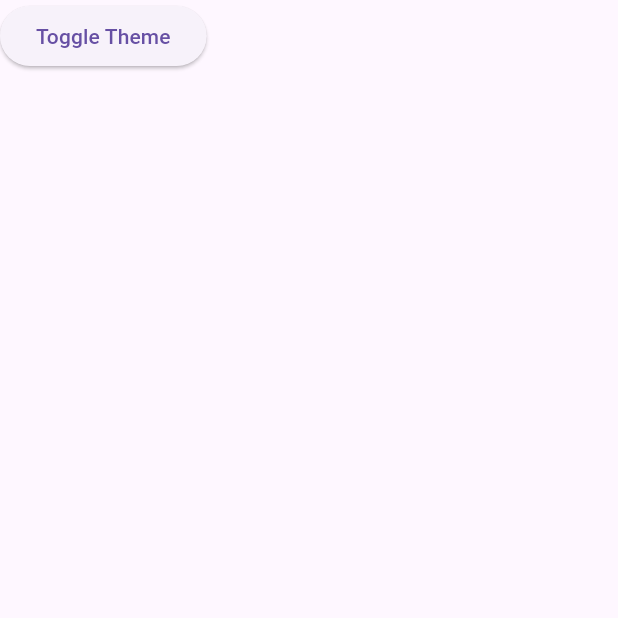
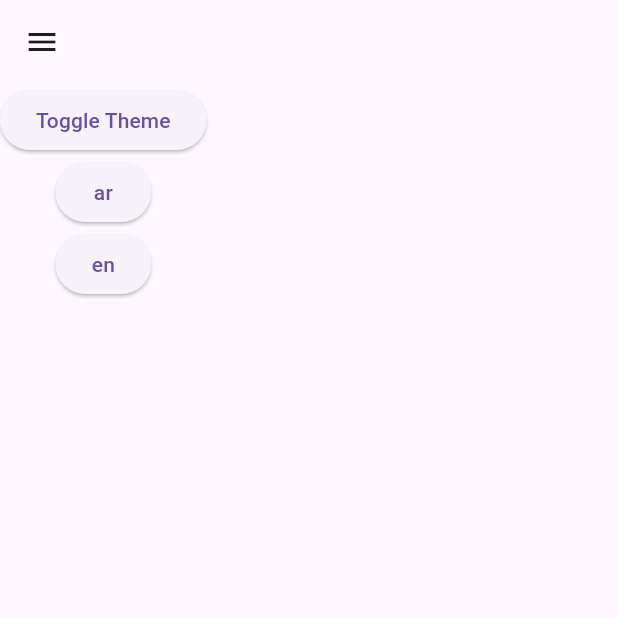
Before and after one commit to Emad-Pro/Match_Live, a Flutter app: the screen it shows after launch, on a phone screen of 412 x 824 dp, the top half of it. Run offline on Flutter 3.47's test engine with Material 3 defaults, Android fonts, the light colour scheme and no system bars; our stand-ins replace bloc, flutter_bloc, freezed_annotation, get_it, shared_preferences.

Commit message:
Add App localization Arabic And English

```diff
--- /dev/null
+++ b/assets/lang/ar.json
@@ -0,0 +1,4 @@
+{
+    "ar": "عربي",
+    "en": "انجلش"
+}
--- /dev/null
+++ b/assets/lang/en.json
@@ -0,0 +1,4 @@
+{
+    "ar": "ar",
+    "en": "en"
+}
--- a/lib/core/get_it/service_locator.dart
+++ b/lib/core/get_it/service_locator.dart
@@ -1,10 +1,14 @@
 import 'package:get_it/get_it.dart';
 import 'package:live_match/core/theme/cubit/theme_cubit.dart';
+
+import '../localizations/cubit/localizations_cubit.dart';
 
 final getIt = GetIt.instance;
 
 class ServiceLocator {
   void init() {
     getIt.registerLazySingleton(() => ThemeCubit());
+
+    getIt.registerLazySingleton(() => LocalizationsCubit());
   }
 }
--- /dev/null
+++ b/lib/core/localizations/cubit/localizations_cubit.dart
@@ -0,0 +1,17 @@
+import 'package:bloc/bloc.dart';
+import 'package:flutter/material.dart';
+import 'package:freezed_annotation/freezed_annotation.dart';
+
+import '../localizations_service.dart';
+
+part 'localizations_state.dart';
+part 'localizations_cubit.freezed.dart';
+
+class LocalizationsCubit extends Cubit<LocalizationsState> {
+  LocalizationsCubit() : super(LocalizationsState.initial()) {}
+
+  Future<void> changeLocale(Locale locale) async {
+    emit(state.copyWith(locale: locale));
+    await LocalizationsService.setLocaleCode(locale.languageCode);
+  }
+}
--- /dev/null
+++ b/lib/core/localizations/cubit/localizations_state.dart
@@ -0,0 +1,12 @@
+part of 'localizations_cubit.dart';
+
+@freezed
+class LocalizationsState with _$LocalizationsState {
+  const factory LocalizationsState({
+    required Locale locale,
+  }) = _LocalizationsState;
+
+  factory LocalizationsState.initial() => LocalizationsState(
+        locale: LocalizationsService.locale,
+      );
+}
--- /dev/null
+++ b/lib/core/localizations/localizations_service.dart
@@ -0,0 +1,68 @@
+import 'dart:convert';
+
+import 'package:flutter/material.dart';
+import 'package:flutter/services.dart';
+import 'package:live_match/core/shared_pref/shared_pref.dart';
+import 'package:shared_preferences/shared_preferences.dart';
+
+class LocalizationsService {
+  static Locale locale = Locale("en");
+  late Map<String, String> _localizedStrings;
+
+  LocalizationsService();
+
+  static LocalizationsService of(BuildContext context) {
+    return Localizations.of<LocalizationsService>(
+        context, LocalizationsService)!;
+  }
+
+  static const LocalizationsDelegate<LocalizationsService> delegate =
+      _LocalizationsServiceDelegate();
+
+  Future<void> loadJsonLanguage() async {
+    final jsonString = await rootBundle.loadString(
+        'assets/lang/${LocalizationsService.locale.languageCode}.json');
+    final Map<String, dynamic> jsonMap = json.decode(jsonString);
+    _localizedStrings =
+        jsonMap.map((key, value) => MapEntry(key, value.toString()));
+  }
+
+  String translate(String key) => _localizedStrings[key] ?? '';
+
+  static Future<void> setLocaleCode(String localeCode) async {
+    final prefs = await SharedPreferences.getInstance();
+    LocalizationsService.locale = Locale(localeCode);
+    await prefs.setString('locale', localeCode);
+  }
+
+  static Future getLocaleCode() async {
+    final localeValue = await CacheHelper.getData(key: 'locale');
+    locale = Locale(localeValue ?? 'en');
+  }
+}
+
+class _LocalizationsServiceDelegate
+    extends LocalizationsDelegate<LocalizationsService> {
+  const _LocalizationsServiceDelegate();
+
+  @override
+  bool isSupported(Locale locale) => ['en', 'ar'].contains(locale.languageCode);
+
+  @override
+  Future<LocalizationsService> load(Locale locale) async {
+    LocalizationsService.locale = locale; // ضبط اللغة الثابتة هنا
+    final localizations = LocalizationsService();
+    await localizations.loadJsonLanguage();
+    return localizations;
+  }
+
+  @override
+  bool shouldReload(
+          covariant LocalizationsDelegate<LocalizationsService> old) =>
+      false;
+}
+
+extension TranslateX on String {
+  String tr(BuildContext context) =>
+      LocalizationsService.of(context).translate(this);
+}
--- a/lib/main.dart
+++ b/lib/main.dart
@@ -1,11 +1,14 @@
 import 'package:flutter/material.dart';
 import 'package:flutter_bloc/flutter_bloc.dart';
+import 'package:flutter_localizations/flutter_localizations.dart';
 import 'package:live_match/core/bloc/bloc_observer.dart';
 import 'package:live_match/core/get_it/service_locator.dart';
+import 'package:live_match/core/localizations/localizations_service.dart';
 import 'package:live_match/core/shared_pref/shared_pref.dart';
 import 'package:live_match/core/theme/service/theme_service.dart';
 import 'package:live_match/src/main/view/main_screen.dart';
 
+import 'core/localizations/cubit/localizations_cubit.dart';
 import 'core/theme/cubit/theme_cubit.dart';
 
 void main() async {
@@ -13,6 +16,7 @@
   ServiceLocator().init();
   await CacheHelper.init();
   ThemeService.loadTheme();
+  LocalizationsService.getLocaleCode();
   Bloc.observer = MyBlocObserver();
   runApp(const MyApp());
 }
@@ -21,11 +25,25 @@
   const MyApp({super.key});
   @override
   Widget build(BuildContext context) {
+    return BlocBuilder<LocalizationsCubit, LocalizationsState>(
+      bloc: getIt<LocalizationsCubit>(),
+      builder: (context, state) {
         return BlocBuilder<ThemeCubit, ThemeState>(
           bloc: getIt<ThemeCubit>(),
-      builder: (context, state) {
+          builder: (__, _) {
             return MaterialApp(
               title: 'Live Match',
+              locale: LocalizationsService.locale,
+              supportedLocales: const [
+                Locale('en'),
+                Locale('ar'),
+              ],
+              localizationsDelegates: const [
+                LocalizationsService.delegate,
+                GlobalMaterialLocalizations.delegate,
+                GlobalWidgetsLocalizations.delegate,
+                GlobalCupertinoLocalizations.delegate,
+              ],
               theme: ThemeService().lightTheme,
               darkTheme: ThemeService().darkTheme,
               themeMode: ThemeService().themeApp(),
@@ -33,5 +51,7 @@
             );
           },
         );
+      },
+    );
   }
 }
--- a/lib/src/main/view/main_screen.dart
+++ b/lib/src/main/view/main_screen.dart
@@ -1,4 +1,6 @@
 import 'package:flutter/material.dart';
+import 'package:live_match/core/localizations/cubit/localizations_cubit.dart';
+import 'package:live_match/core/localizations/localizations_service.dart';
 
 import '../../../core/get_it/service_locator.dart';
 import '../../../core/theme/cubit/theme_cubit.dart';
@@ -11,9 +13,25 @@ class MainScreen extends StatelessWidget {
   @override
   Widget build(BuildContext context) {
     return Scaffold(
-      body: ElevatedButton(
-        onPressed: () => getIt<ThemeCubit>().toggleTheme(),
-        child: const Text("Toggle Theme"),
+      appBar: AppBar(),
+      drawer: Drawer(),
+      body: Column(
+        children: [
+          ElevatedButton(
+            onPressed: () => getIt<ThemeCubit>().toggleTheme(),
+            child: const Text("Toggle Theme"),
+          ),
+          ElevatedButton(
+            onPressed: () =>
+                getIt<LocalizationsCubit>().changeLocale(Locale('ar')),
+            child: Text("ar".tr(context)),
+          ),
+          ElevatedButton(
+            onPressed: () =>
+                getIt<LocalizationsCubit>().changeLocale(Locale('en')),
+            child: Text("en".tr(context)),
+          ),
+        ],
       ),
     );
   }
```
Also changed, not shown: pubspec.yaml (+7 -0 lines), lib/core/localizations/cubit/localizations_cubit.freezed.dart (added), pubspec.lock, 5 other files. Lines whose indentation alone changed are shown as unchanged.
